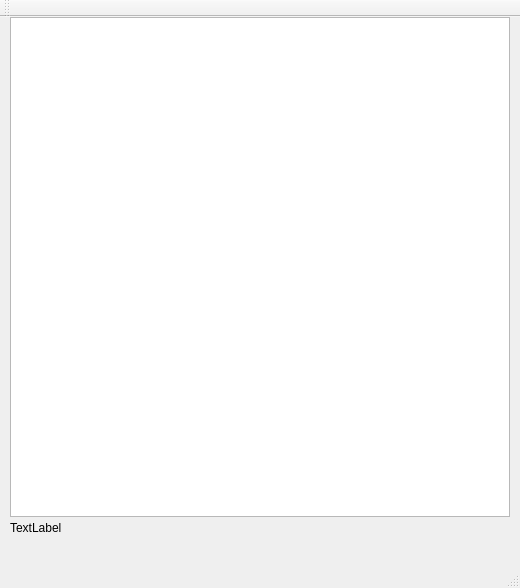
Before: the Qt Designer form Implementación Gráfica 1/hp_mdl/ventanaprincipal.ui in Rafaherrero/ia, drawn with Qt 5.
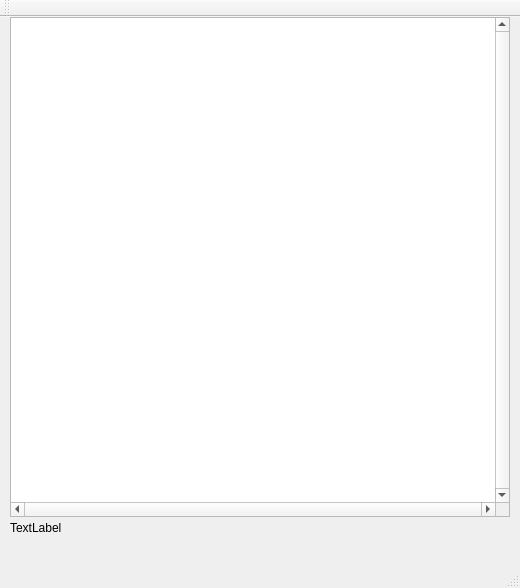
After: the same form once the commit is applied.

Commit message: Probando tamaños de mapas

```diff
--- a/Implementación Gráfica 1/hp_mdl/ventanaprincipal.ui
+++ b/Implementación Gráfica 1/hp_mdl/ventanaprincipal.ui
@@ -23,6 +23,27 @@
       <height>500</height>
      </rect>
     </property>
+    <property name="sizePolicy">
+     <sizepolicy hsizetype="Expanding" vsizetype="Expanding">
+      <horstretch>0</horstretch>
+      <verstretch>0</verstretch>
+     </sizepolicy>
+    </property>
+    <property name="maximumSize">
+     <size>
+      <width>500</width>
+      <height>500</height>
+     </size>
+    </property>
+    <property name="verticalScrollBarPolicy">
+     <enum>Qt::ScrollBarAlwaysOn</enum>
+    </property>
+    <property name="horizontalScrollBarPolicy">
+     <enum>Qt::ScrollBarAlwaysOn</enum>
+    </property>
+    <property name="sizeAdjustPolicy">
+     <enum>QAbstractScrollArea::AdjustToContentsOnFirstShow</enum>
+    </property>
    </widget>
    <widget class="QLabel" name="estado_harry">
     <property name="geometry">
```
The commit also changes 1 other file.
